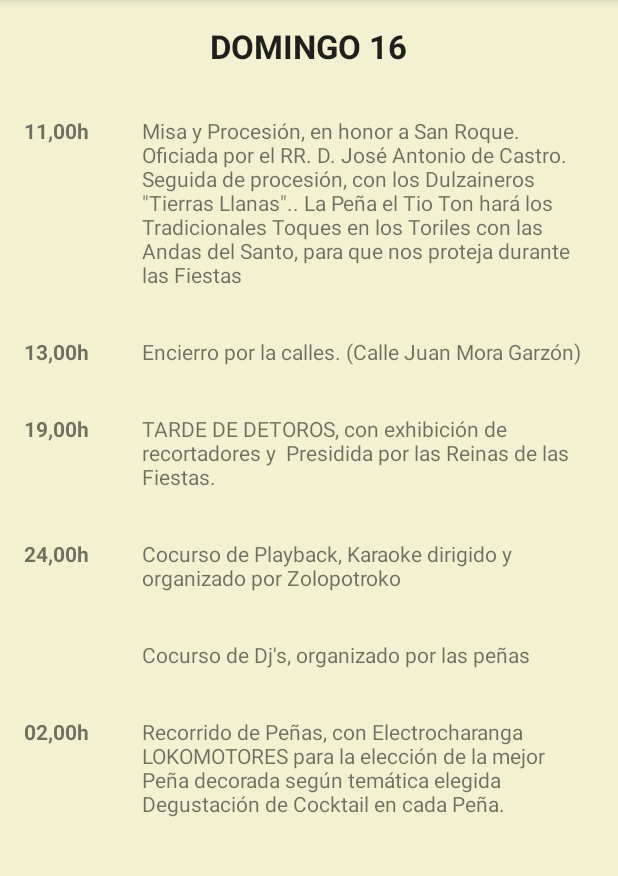
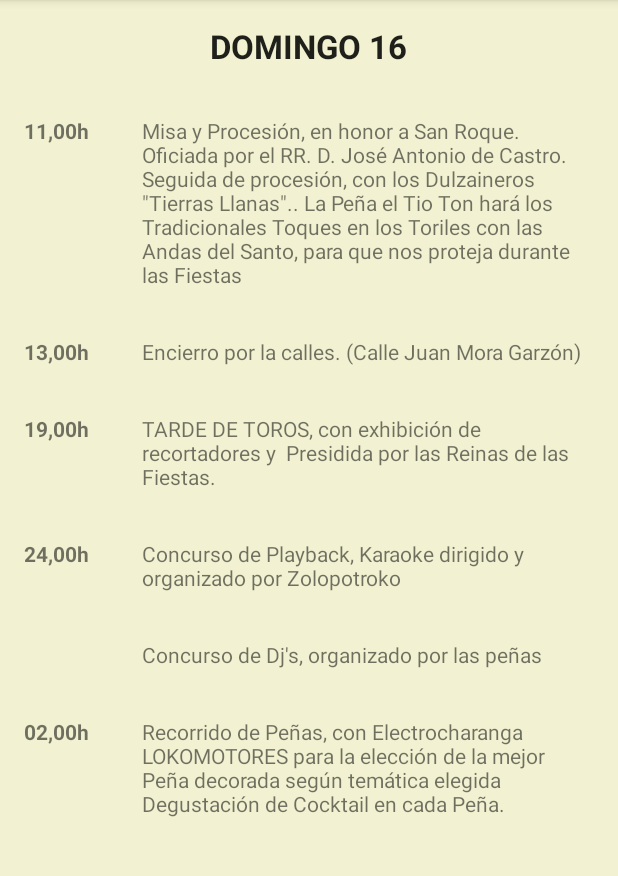
Before and after one commit to jesdela/SanRoman, an Android app: the fragment BlankFragment16 shown on its own in the app's theme, on a phone screen of 412 x 824 dp, the part 84-960 px from its top. Run offline under Robolectric (Android 15) with nearby library versions, the phone set to English and light mode, and no system bars.

Commit message:
segunda Versión Estable

```diff
--- a/app/build.gradle
+++ b/app/build.gradle
@@ -8,8 +8,8 @@ android {
         applicationId "com.jldes.fiestassanromandehornija"
         minSdkVersion 14
         targetSdkVersion 22
-        versionCode 5
-        versionName "1.0.2"
+        versionCode 6
+        versionName "1.0.3"
     }
     buildTypes {
         release {
--- a/app/src/main/res/layout/fragment_blank_fragment16.xml
+++ b/app/src/main/res/layout/fragment_blank_fragment16.xml
@@ -87,7 +87,7 @@
                 <TextView
                     android:layout_width="wrap_content"
                     android:layout_height="wrap_content"
-                    android:text="TARDE DE DETOROS, con exhibición de recortadores y  Presidida por las Reinas de las Fiestas."
+                    android:text="TARDE DE TOROS, con exhibición de recortadores y  Presidida por las Reinas de las Fiestas."
                     android:layout_margin="@dimen/activity_horizontal_margin"
                     android:id="@+id/textView39" />
 
@@ -114,14 +114,14 @@
                     <TextView
                         android:layout_width="wrap_content"
                         android:layout_height="wrap_content"
-                        android:text="Cocurso de Playback, Karaoke dirigido y organizado por Zolopotroko"
+                        android:text="Concurso de Playback, Karaoke dirigido y organizado por Zolopotroko"
                         android:layout_margin="@dimen/activity_horizontal_margin"
                         android:id="@+id/textView42" />
 
                     <TextView
                         android:layout_width="wrap_content"
                         android:layout_height="wrap_content"
-                        android:text="Cocurso de Dj&apos;s, organizado por las peñas"
+                        android:text="Concurso de Dj&apos;s, organizado por las peñas"
                         android:layout_margin="@dimen/activity_horizontal_margin"
                         android:id="@+id/textView43" />
                 </LinearLayout>
```
Also changed, not shown: 1 other file.
